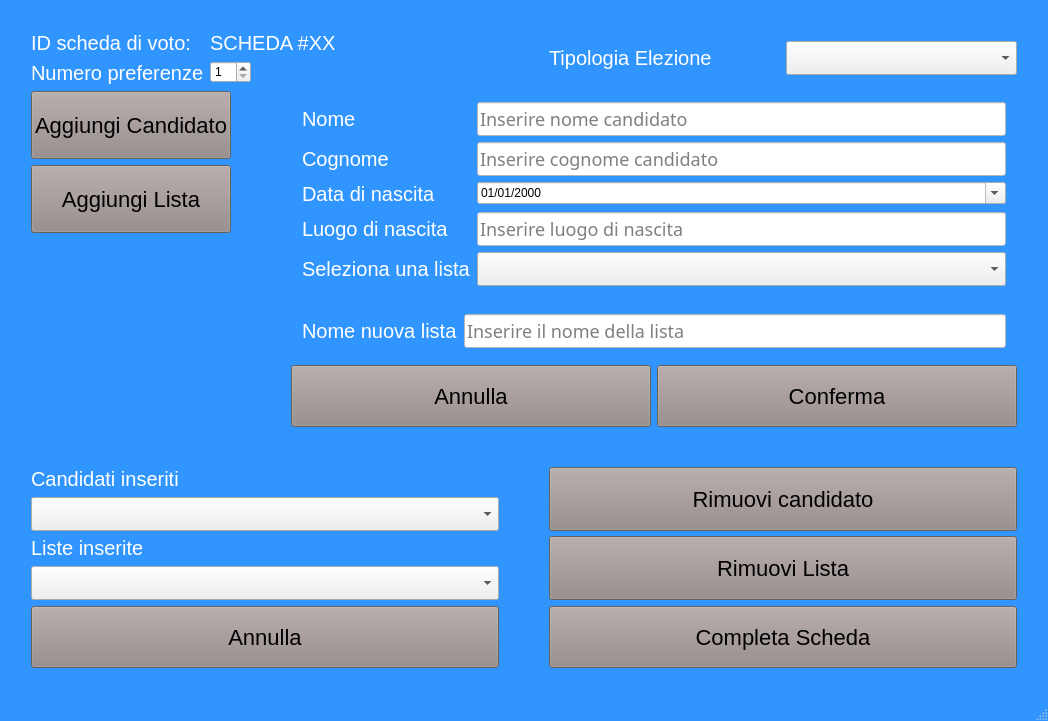
Old version of the form mainwindowtecnico.ui in the repository giuseppedifatta/sistemaTecnico.
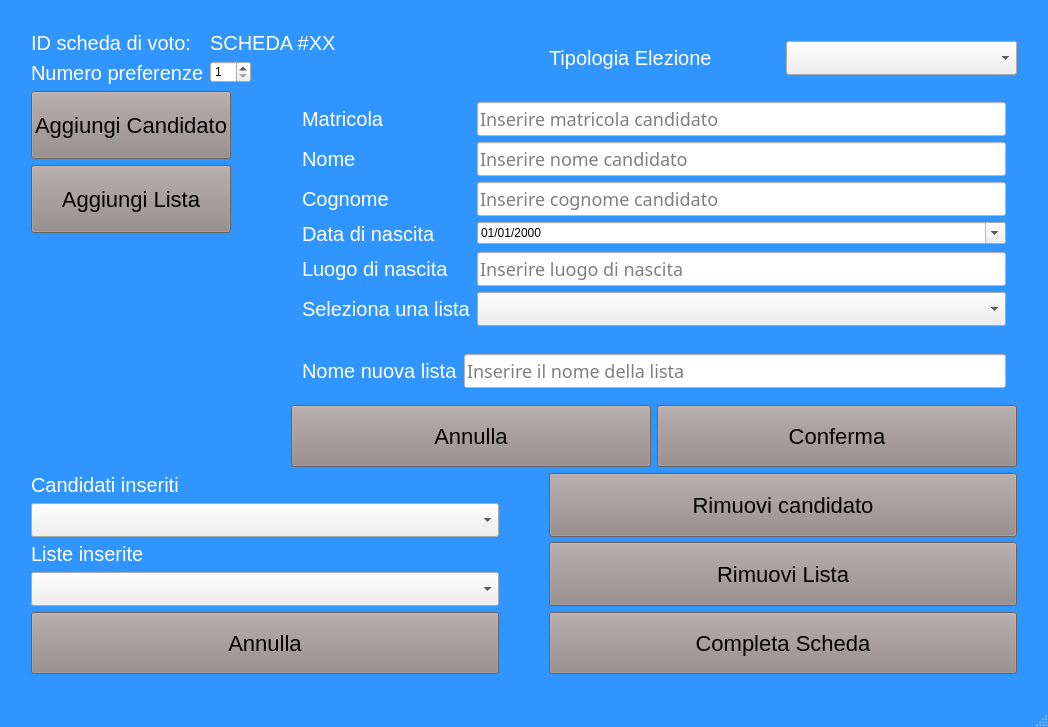
New version of the form. The open tabs and pages were chosen to show the change.

Commit message: modificata la gestione dei candidati nella scheda di vot, ogni candidato deve appartenere ad una lista, se non ha una lista viene aggiunto alla lista fittizia <nessuna lista>

```diff
--- a/mainwindowtecnico.ui
+++ b/mainwindowtecnico.ui
@@ -7,7 +7,7 @@
     <x>0</x>
     <y>0</y>
     <width>1048</width>
-    <height>721</height>
+    <height>722</height>
    </rect>
   </property>
   <property name="windowTitle">
@@ -889,66 +889,66 @@
             <item>
              <widget class="QWidget" name="formWidget_candidato" native="true">
               <layout class="QFormLayout" name="formLayout_7">
-               <item row="0" column="0">
+               <item row="1" column="0">
                 <widget class="QLabel" name="label__nome_c">
                  <property name="text">
                   <string>Nome</string>
                  </property>
                 </widget>
                </item>
-               <item row="0" column="1">
+               <item row="1" column="1">
                 <widget class="QLineEdit" name="lineEdit_nome_c">
                  <property name="placeholderText">
                   <string>Inserire nome candidato</string>
                  </property>
                 </widget>
                </item>
-               <item row="1" column="0">
+               <item row="2" column="0">
                 <widget class="QLabel" name="label_cognome_c">
                  <property name="text">
                   <string>Cognome</string>
                  </property>
                 </widget>
                </item>
-               <item row="1" column="1">
+               <item row="2" column="1">
                 <widget class="QLineEdit" name="lineEdit_cognome_c">
                  <property name="placeholderText">
                   <string>Inserire cognome candidato</string>
                  </property>
                 </widget>
                </item>
-               <item row="2" column="0">
+               <item row="3" column="0">
                 <widget class="QLabel" name="label_data_nascita_c">
                  <property name="text">
                   <string>Data di nascita</string>
                  </property>
                 </widget>
                </item>
-               <item row="3" column="0">
+               <item row="4" column="0">
                 <widget class="QLabel" name="label_luogo_nascita_c">
                  <property name="text">
                   <string>Luogo di nascita</string>
                  </property>
                 </widget>
                </item>
-               <item row="3" column="1">
+               <item row="4" column="1">
                 <widget class="QLineEdit" name="lineEdit_luogo_nascita_c">
                  <property name="placeholderText">
                   <string>Inserire luogo di nascita</string>
                  </property>
                 </widget>
                </item>
-               <item row="4" column="0">
+               <item row="5" column="0">
                 <widget class="QLabel" name="label_seleziona_lista">
                  <property name="text">
                   <string>Seleziona una lista</string>
                  </property>
                 </widget>
                </item>
-               <item row="4" column="1">
+               <item row="5" column="1">
                 <widget class="QComboBox" name="comboBox_seleziona_lista_1"/>
                </item>
-               <item row="2" column="1">
+               <item row="3" column="1">
                 <widget class="QDateEdit" name="dateEdit_data_nascita_c">
                  <property name="time">
                   <time>
@@ -972,6 +972,20 @@
                  </property>
                 </widget>
                </item>
+               <item row="0" column="0">
+                <widget class="QLabel" name="label_matricola">
+                 <property name="text">
+                  <string>Matricola</string>
+                 </property>
+                </widget>
+               </item>
+               <item row="0" column="1">
+                <widget class="QLineEdit" name="lineEdit_matricola">
+                 <property name="placeholderText">
+                  <string>Inserire matricola candidato</string>
+                 </property>
+                </widget>
+               </item>
               </layout>
              </widget>
             </item>
```
Left out of the diff: 39 changed lines with no effect on the pictures. Lines whose indentation alone changed are shown as unchanged. The commit also changes 11 other files.
